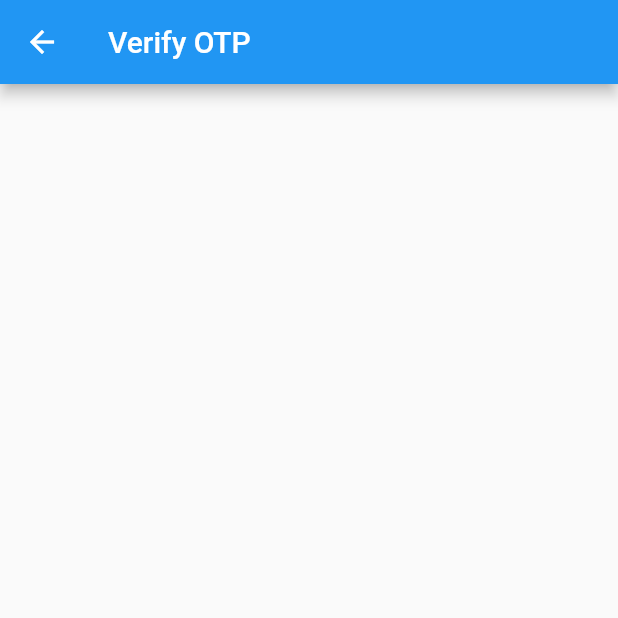
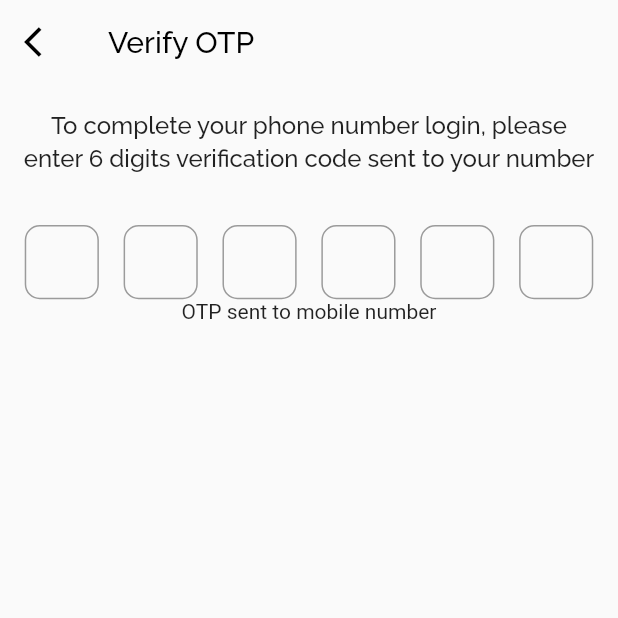
Before and after one commit to mdsami/dor_flutter, a Flutter app: the OTPScreen screen opened directly, on a phone screen of 412 x 824 dp, the top half of it. Run offline on Flutter 3.47's test engine with Material 2 defaults, Android fonts, the phone set to English and light mode, and no system bars; our stand-ins replace firebase_auth, firebase_core, font_awesome_flutter, get, google_fonts; accounts and stored records are empty.

Commit message:
otp screen

```diff
--- a/lib/constants/widgets/bottom_bar.dart
+++ b/lib/constants/widgets/bottom_bar.dart
@@ -1,5 +1,5 @@
 import 'package:dam_dor/views/area/screens/select_area_screen.dart';
-import 'package:dam_dor/views/auth/screens/login_screen.dart';
+import 'package:dam_dor/views/auth/screens/login/screens/login_screen.dart';
 import 'package:dam_dor/views/market/screens/market_list_screen.dart';
 import 'package:flutter/material.dart';
 import 'package:font_awesome_flutter/font_awesome_flutter.dart';
--- a/lib/services/auth_services.dart
+++ b/lib/services/auth_services.dart
@@ -6,7 +6,11 @@ class AuthServices {
   AuthServices({
     required this.auth,
   });
+
   //phone sign in
 
+  Future<void> phoneSignIn() async {
 
+  }
+// phone sign in end
 }
--- a/lib/views/auth/screens/login_screen.dart
+++ b/lib/views/auth/screens/login/screens/login_screen.dart
@@ -1,3 +1,4 @@
+import 'package:dam_dor/views/auth/screens/otp/screens/otp_screen.dart';
 import 'package:flutter/material.dart';
 import 'package:google_fonts/google_fonts.dart';
 
@@ -80,7 +81,14 @@ class _LoginScreenState extends State<LoginScreen> {
                   size.height * 0.07,
                 ),
               ),
-              onPressed: () {},
+              onPressed: () {
+                Navigator.push(
+                  context,
+                  MaterialPageRoute(
+                    builder: (context) => OTPScreen(),
+                  ),
+                );
+              },
               child: Text(
                 'Login with OTP',
                 style: GoogleFonts.raleway(
--- /dev/null
+++ b/lib/views/auth/screens/otp/screens/otp_screen.dart
@@ -0,0 +1,88 @@
+import 'package:dam_dor/views/auth/screens/otp/widgets/otp_input.dart';
+import 'package:flutter/material.dart';
+import 'package:google_fonts/google_fonts.dart';
+
+class OTPScreen extends StatefulWidget {
+  const OTPScreen({Key? key}) : super(key: key);
+
+  @override
+  State<OTPScreen> createState() => _OTPScreenState();
+}
+
+class _OTPScreenState extends State<OTPScreen> {
+  @override
+  Widget build(BuildContext context) {
+    final size = MediaQuery.of(context).size;
+    return Scaffold(
+      extendBodyBehindAppBar: true,
+      appBar: AppBar(
+        backgroundColor: Colors.transparent,
+        elevation: 0,
+        leading: IconButton(
+          onPressed: () => Navigator.pop(context),
+          icon: Icon(
+            Icons.arrow_back_ios,
+            color: Colors.black,
+          ),
+        ),
+        title: Text(
+          'Verify OTP',
+          style: GoogleFonts.raleway(
+            color: Colors.black,
+          ),
+        ),
+      ),
+      body: SafeArea(
+        child: Column(
+          children: [
+            Padding(
+              padding: const EdgeInsets.all(15.0),
+              child: Text(
+                'To complete your phone number login, please enter 6 digits verification code sent to your number',
+                textAlign: TextAlign.center,
+                style: GoogleFonts.raleway(
+                  fontSize: 16,
+                  height: 1.4,
+                  fontWeight: FontWeight.w500,
+                ),
+              ),
+            ),
+            SizedBox(height: 20),
+            // OTP Input
+            Row(
+              mainAxisAlignment: MainAxisAlignment.spaceEvenly,
+              children: [
+                otpInput(
+                    height: size.height * 0.06,
+                    width: size.width * 0.12,
+                    context: context),
+                otpInput(
+                    height: size.height * 0.06,
+                    width: size.width * 0.12,
+                    context: context),
+                otpInput(
+                    height: size.height * 0.06,
+                    width: size.width * 0.12,
+                    context: context),
+                otpInput(
+                    height: size.height * 0.06,
+                    width: size.width * 0.12,
+                    context: context),
+                otpInput(
+                    height: size.height * 0.06,
+                    width: size.width * 0.12,
+                    context: context),
+                otpInput(
+                  height: size.height * 0.06,
+                  width: size.width * 0.12,
+                  context: context,
+                ),
+              ],
+            ),
+            Text('OTP sent to mobile number')
+          ],
+        ),
+      ),
+    );
+  }
+}
--- /dev/null
+++ b/lib/views/auth/screens/otp/widgets/otp_input.dart
@@ -0,0 +1,30 @@
+import 'package:flutter/material.dart';
+import 'package:flutter/services.dart';
+
+Widget otpInput({
+  required double height,
+  required double width,
+  required BuildContext context,
+}) =>
+    SizedBox(
+      height: height,
+      width: width,
+      child: TextField(
+        onChanged: (value) {
+          if (value.length == 1) {
+            FocusScope.of(context).nextFocus();
+          }
+        },
+        keyboardType: TextInputType.number,
+        textAlign: TextAlign.center,
+        inputFormatters: [
+          LengthLimitingTextInputFormatter(1),
+          FilteringTextInputFormatter.digitsOnly,
+        ],
+        decoration: InputDecoration(
+          border: OutlineInputBorder(
+            borderRadius: BorderRadius.circular(10),
+          ),
+        ),
+      ),
+    );
--- a/lib/views/auth/screens/otp_screen.dart
+++ /dev/null
@@ -1,20 +0,0 @@
-import 'package:flutter/material.dart';
-
-class OTPScreen extends StatefulWidget {
-  const OTPScreen({Key? key}) : super(key: key);
-
-  @override
-  State<OTPScreen> createState() => _OTPScreenState();
-}
-
-class _OTPScreenState extends State<OTPScreen> {
-  @override
-  Widget build(BuildContext context) {
-    return Scaffold(
-      appBar: AppBar(
-        title: Text('Verify OTP'),
-      ),
-
-    );
-  }
-}
```
Also changed, not shown: assets/images/only bag2.jpg (added), assets/images/splash.jpg (deleted), 1 other file.
